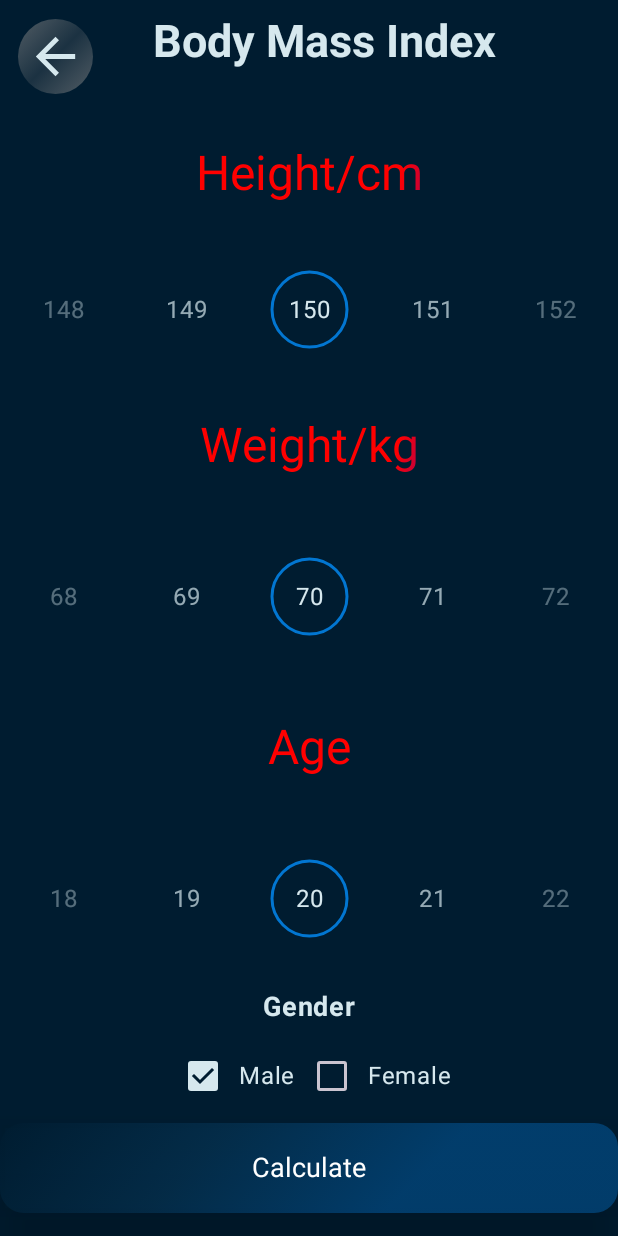
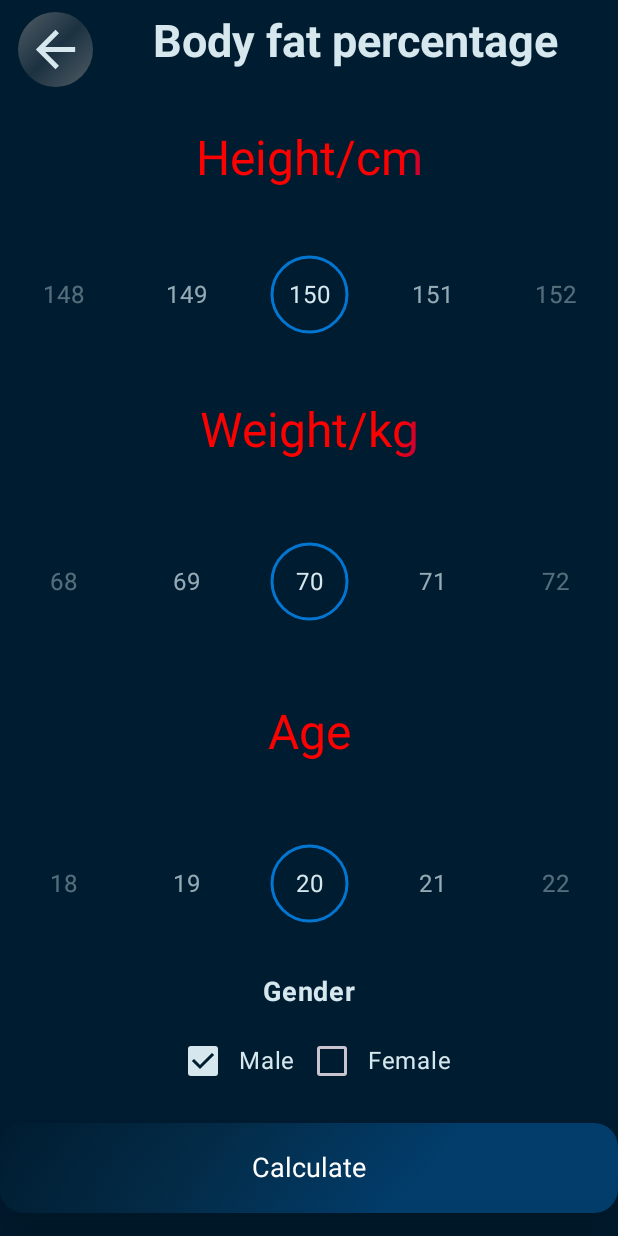
Before and after one commit to DinaOthman21/Graduation-Project, an Android app built with Jetpack Compose: the BodyFatPercentageScreen screen opened through its navigation route, on a phone screen of 412 x 824 dp. Run offline under Robolectric (Android 15) with nearby library versions, the phone set to English and light mode, and no system bars; our stand-ins replace Dagger/Hilt's generated code, accompanist; pictures from the network do not load.

Commit message:
update result values in all calculators
-> as 2 digit after point.

```diff
--- a/app/src/main/java/com/example/medisim/presentation/homeScreens/bottomNavigationScreens/calculator/allCalculatorScreens/bfp/BodyFatPercentageScreen.kt
+++ b/app/src/main/java/com/example/medisim/presentation/homeScreens/bottomNavigationScreens/calculator/allCalculatorScreens/bfp/BodyFatPercentageScreen.kt
@@ -57,8 +57,8 @@ fun BodyFatPercentageScreen(navController: NavHostController) {
             BackIcon{ navController.popBackStack()}
             Spacer(modifier = Modifier.width(40.dp))
             Text(
-                text = stringResource(R.string.body_mass_index),
-                modifier = Modifier.padding(top = 10.dp, bottom = 30.dp),
+                text = stringResource(R.string.body_fat_percentage),
+                modifier = Modifier.padding(top = 10.dp, bottom = 20.dp),
                 style = TextStyle(
                     fontSize = 30.sp, color = MaterialTheme.colorScheme.primary,
                     fontWeight = FontWeight.Bold
--- a/app/src/main/java/com/example/medisim/presentation/homeScreens/bottomNavigationScreens/calculator/allCalculatorScreens/bfp/BodyFatViewModel.kt
+++ b/app/src/main/java/com/example/medisim/presentation/homeScreens/bottomNavigationScreens/calculator/allCalculatorScreens/bfp/BodyFatViewModel.kt
@@ -94,7 +94,7 @@ class BodyFatViewModel : ViewModel() {
                 append(context.getString(R.string.body_fat))
             }
             withStyle(style = SpanStyle(color =  Color(0xFF05C6F5))) {
-                append("$result% ")
+                append("${String.format("%.2f", result)}% ")
             }
         }
     }
--- a/app/src/main/java/com/example/medisim/presentation/homeScreens/bottomNavigationScreens/calculator/allCalculatorScreens/calories/CaloriesScreen.kt
+++ b/app/src/main/java/com/example/medisim/presentation/homeScreens/bottomNavigationScreens/calculator/allCalculatorScreens/calories/CaloriesScreen.kt
@@ -57,7 +57,7 @@ fun CaloriesScreen(navController: NavHostController) {
             BackIcon{ navController.popBackStack()}
             Spacer(modifier = Modifier.width(40.dp))
             Text(
-                text = stringResource(R.string.body_mass_index),
+                text = stringResource(id = R.string.daily_calories_need),
                 modifier = Modifier.padding(top = 10.dp, bottom = 30.dp),
                 style = TextStyle(
                     fontSize = 30.sp, color = MaterialTheme.colorScheme.primary,
@@ -98,7 +98,7 @@ fun CaloriesScreen(navController: NavHostController) {
 
         TextLabel(
             text = stringResource(R.string.type_of_work_daily),
-            modifier = Modifier.padding(bottom = 10.dp),
+            modifier = Modifier.padding(bottom = 10.dp,top = 35.dp),
             textFont = 18,
             textFontWight = FontWeight.Bold
         )
@@ -145,7 +145,7 @@ fun CaloriesScreen(navController: NavHostController) {
                 CaloriesCalculatorDialogContent(state.result){
                     vm.onDialogClosed()
                 }
-            }, image = R.drawable.calorie) {
+            }, image = R.drawable.calorie_logo2) {
                 vm.onDialogClosed()
             }
         }
```
Also changed, not shown: app/src/main/java/com/example/medisim/presentation/homeScreens/bottomNavigationScreens/calculator/allCalculatorScreens/calories/CaloriesViewModel.kt (+8 -6 lines), app/src/main/res/drawable/calorie_logo2.jpeg (added).
